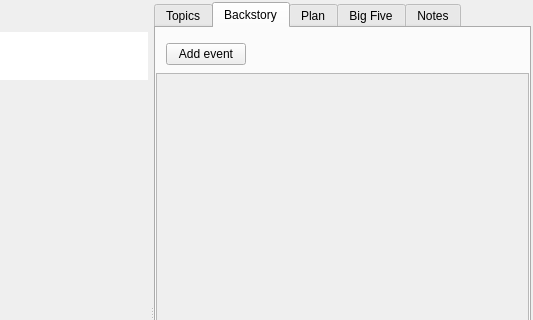
Above: ui/character_editor.ui from zkovari/plotlyst before the change; both pictures show x 673 to 1206 and y 0 to 320 of the 1206 by 630 pixel window. Below: the same form after it.
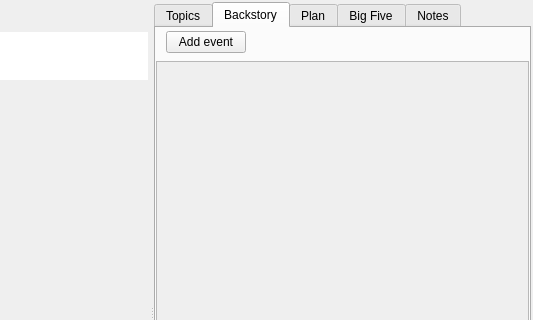
That is the form after the change. Custom widgets are drawn as their Qt base class.

Commit message: Reduce top margin for character backstory tab

Diff of the .ui file:
```diff
--- a/ui/character_editor.ui
+++ b/ui/character_editor.ui
@@ -534,7 +534,7 @@
          <number>0</number>
         </property>
         <property name="topMargin">
-         <number>15</number>
+         <number>3</number>
         </property>
         <property name="rightMargin">
          <number>0</number>
@@ -610,7 +610,7 @@
              <x>0</x>
              <y>0</y>
              <width>467</width>
-             <height>545</height>
+             <height>557</height>
             </rect>
            </property>
            <property name="sizePolicy">
```
